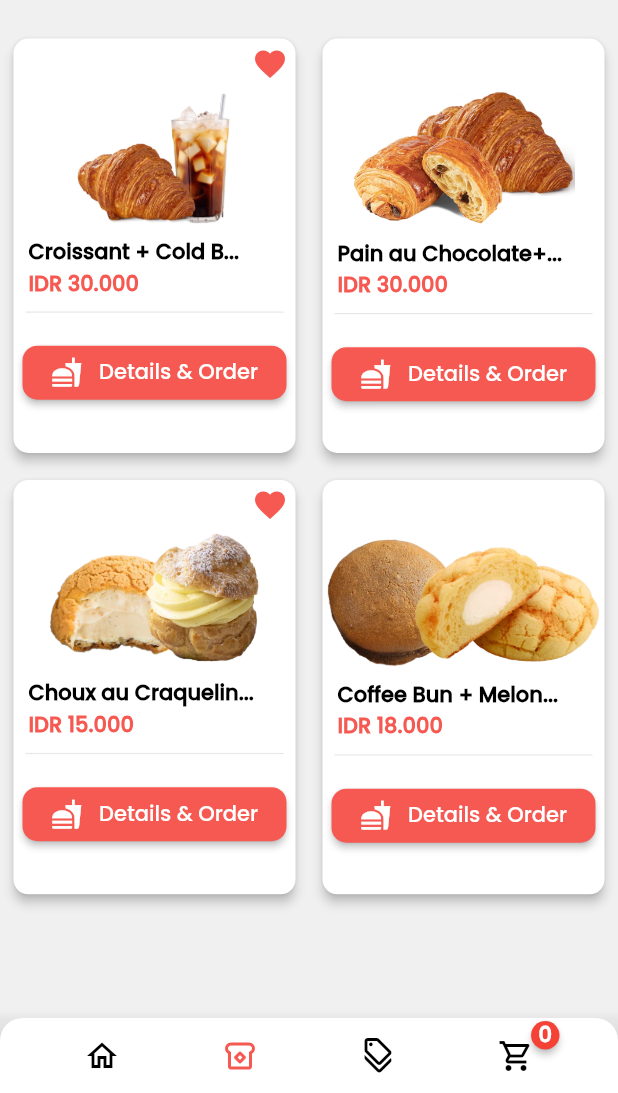
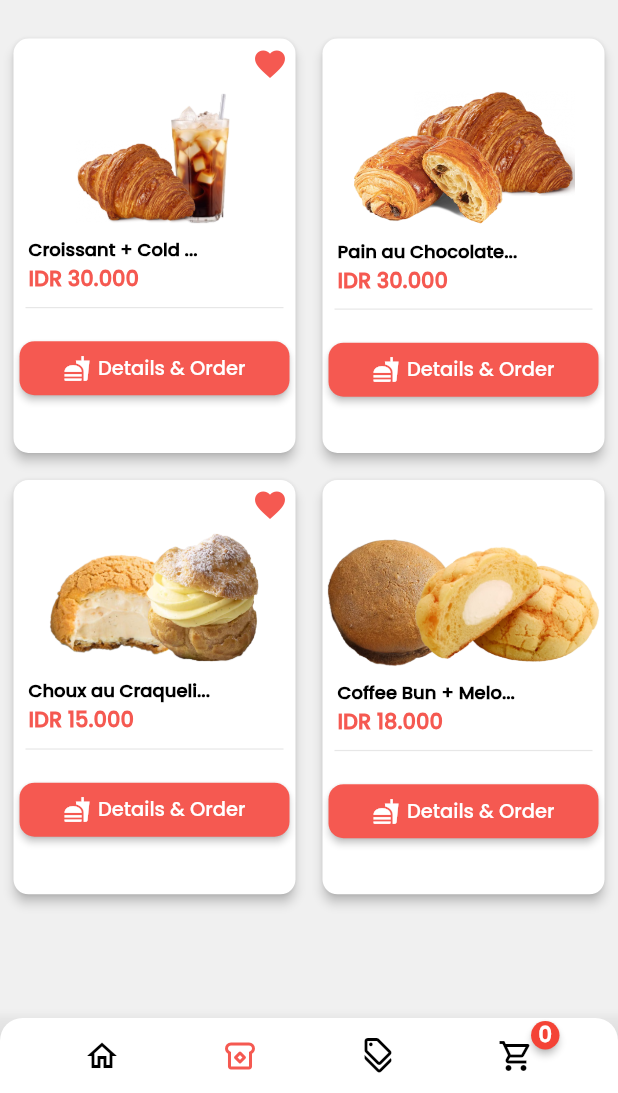
Before and after one commit to lookas15/IEatBread, a Flutter app: the screen it shows after launch, on a phone screen of 412 x 824 dp, the part 143-1236 px from its top. Run offline on Flutter 3.47's test engine with Material 2 defaults, Android fonts, the phone set to English and light mode, and no system bars; drawn by our look-alikes of badges; our stand-ins replace shared_preferences, sqflite; accounts and stored records are empty.

Commit message:
ui adjust

```diff
--- a/lib/Widgets/MenuCard.dart
+++ b/lib/Widgets/MenuCard.dart
@@ -34,7 +34,7 @@ class _MenuCardState extends State<MenuCard> {
             itemCount: filteredMenu.length,
             itemBuilder: (context, index) {
               final name = filteredMenu[index].name;
-              final maxCharacters = 18;
+              final maxCharacters = 17;
 
               final formattedName = name.length > maxCharacters
                   ? name.substring(0, maxCharacters) + '...'
@@ -105,7 +105,7 @@ class _MenuCardState extends State<MenuCard> {
                             textAlign: TextAlign.center,
                             style: const TextStyle(
                               color: Colors.black,
-                              fontSize: 14.0,
+                              fontSize: 12.0,
                               fontWeight: FontWeight.bold,
                             ),
                           ),
@@ -129,7 +129,7 @@ class _MenuCardState extends State<MenuCard> {
                           ),
                         ),
                         Padding(
-                          padding: const EdgeInsets.fromLTRB(6.0, 8.0, 6.0, 0),
+                          padding: const EdgeInsets.fromLTRB(4.0, 8.0, 4.0, 0),
                           child: ElevatedButton(
                             onPressed: () {
                               Navigator.of(context)
@@ -154,19 +154,19 @@ class _MenuCardState extends State<MenuCard> {
                             ),
                             child: Row(
                               crossAxisAlignment: CrossAxisAlignment.center,
-                              mainAxisAlignment: MainAxisAlignment.spaceEvenly,
+                              mainAxisAlignment: MainAxisAlignment.center,
                               children: [
                                 Icon(
                                   Icons.fastfood,
                                   color: Color.fromARGB(255, 255, 255, 255),
-                                  size: 21,
+                                  size: 18,
                                 ),
                                 SizedBox(width: 5),
                                 Text(
                                   'Details & Order',
                                   style: TextStyle(
                                       color: Color.fromARGB(255, 255, 255, 255),
-                                      fontSize: 14),
+                                      fontSize: 13),
                                 ),
                               ],
                             ),
```
